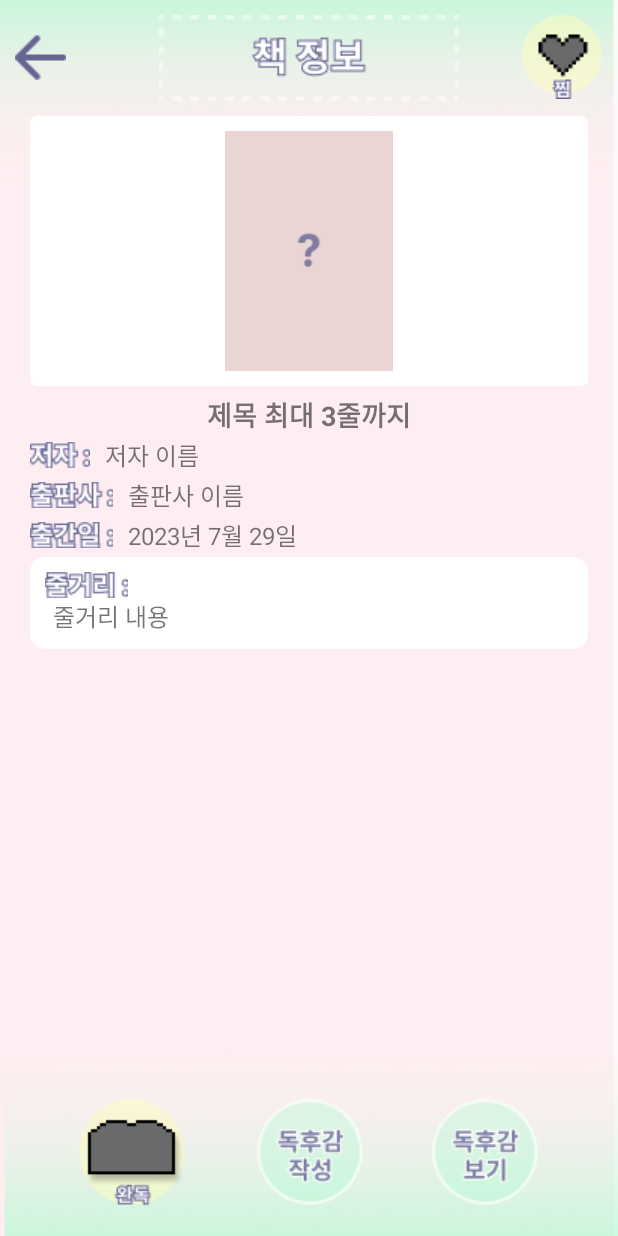
After one commit to HJ2828/GURU2_Android_Book, an Android app: the layout activity_book_info.xml on its own in the app's theme, with its tools: preview values and no code run, on a phone screen of 412 x 824 dp. The commit adds this screen. Run offline under Robolectric (Android 15) with nearby library versions, the phone set to English and light mode, and no system bars.

Commit message:
2023.07.29 책 정보 xml 및 책 정보 전달, 뒤로가기 구현 _ 서희재(HJ2828) - activity_book_info.xml & bookinfo_storybackground.xml 작성, BookSearchAdapter.kt 수정, BookInfoActivity.kt 작성

```diff
--- a/app/src/main/AndroidManifest.xml
+++ b/app/src/main/AndroidManifest.xml
@@ -15,6 +15,9 @@
         android:supportsRtl="true"
         android:theme="@style/Theme.GURU2_Book"
         tools:targetApi="31">
+        <activity
+            android:name=".BookInfoActivity"
+            android:exported="false" />
         <activity
             android:name=".SignupActivity"
             android:exported="false" />
--- /dev/null
+++ b/app/src/main/java/com/example/guru2_book/BookInfoActivity.kt
@@ -0,0 +1,92 @@
+package com.example.guru2_book
+
+import android.content.Context
+import android.content.Intent
+import androidx.appcompat.app.AppCompatActivity
+import android.os.Bundle
+import android.widget.ImageButton
+import android.widget.ImageView
+import android.widget.TextView
+import com.bumptech.glide.Glide
+
+class BookInfoActivity : AppCompatActivity() {
+
+    // 위젯 변수
+    lateinit var btnBackBook: ImageButton
+    lateinit var btnDibs: ImageButton
+    lateinit var imgBook: ImageView
+    lateinit var textTitle: TextView
+    lateinit var textAuthor: TextView
+    lateinit var textPublisher: TextView
+    lateinit var textPubDate: TextView
+    lateinit var textStory: TextView
+    lateinit var btnFinish: ImageButton
+    lateinit var btnWrite: ImageButton
+    lateinit var btnRead: ImageButton
+
+    // activity, context 변수
+    var activity : MainActivity? = null
+    lateinit var fContext : Context
+
+    override fun onCreate(savedInstanceState: Bundle?) {
+        super.onCreate(savedInstanceState)
+        setContentView(R.layout.activity_book_info)
+
+        // 위젯 연결
+        btnBackBook = findViewById(R.id.btnBackBook)
+        btnDibs = findViewById(R.id.btnDibs)
+        imgBook = findViewById(R.id.imgBook)
+        textTitle = findViewById(R.id.textTitle)
+        textAuthor = findViewById(R.id.textAuthor)
+        textPublisher = findViewById(R.id.textPublisher)
+        textPubDate = findViewById(R.id.textPubDate)
+        textStory = findViewById(R.id.textStory)
+        btnFinish = findViewById(R.id.btnFinish)
+        btnWrite = findViewById(R.id.btnWrite)
+        btnRead = findViewById(R.id.btnRead)
+
+        // 이전 액티비티에서 값 받아오기
+        val title = intent.getStringExtra("bookTitle")
+        val author = intent.getStringExtra("bookAuthor")
+        val publisher = intent.getStringExtra("bookPublisher")
+        val pubDate = intent.getStringExtra("bookPubDate")
+        val imgUrl = intent.getStringExtra("bookImgUrl")
+        val story = intent.getStringExtra("bookStory")
+
+        // 받아온 값을 위젯에 설정
+        Glide.with(this).load(imgUrl).into(imgBook)
+        textTitle.text = title
+        textAuthor.text = author
+        textPublisher.text = publisher
+        textPubDate.text = pubDate
+        textStory.text = story
+
+        btnBackBook.setOnClickListener { // 뒤로가기 버튼
+            finish()
+        }
+
+        btnDibs.setOnClickListener { // 찜 버튼
+
+        }
+
+        btnFinish.setOnClickListener { // 완독 버튼
+
+        }
+
+        btnWrite.setOnClickListener { // 독서록 쓰기 버튼
+
+        }
+
+        btnRead.setOnClickListener { // 독서록 읽기 버튼
+
+        }
+    }
+
+    fun formatDate(dateStr: String): String {
+        val year = dateStr.substring(0, 4)
+        val month = dateStr.substring(4, 6)
+        val day = dateStr.substring(6, 8)
+
+        return "${year}년 ${month}월 ${day}일"
+    }
+}
--- a/app/src/main/java/com/example/guru2_book/BookSearchAdapter.kt
+++ b/app/src/main/java/com/example/guru2_book/BookSearchAdapter.kt
@@ -1,10 +1,12 @@
 package com.example.guru2_book
 
+import android.content.Intent
 import android.view.LayoutInflater
 import android.view.View
 import android.view.ViewGroup
 import android.widget.ImageView
 import android.widget.TextView
+import androidx.core.content.ContextCompat
 import androidx.recyclerview.widget.RecyclerView
 import com.bumptech.glide.Glide
 
@@ -18,6 +20,17 @@ class BookSearchAdapter(private var bookList: List<NaverBookItem>) : RecyclerVie
     override fun onBindViewHolder(holder: BookViewHolder, position: Int) {
         val book = bookList[position]       // position번째 리스트 정보를 book 변수에 전달
         holder.bind(book)       // 리사이큘러뷰에 출력하기 위한 함수 호출
+
+        holder.itemView.setOnClickListener {    // 아이템 클릭 이벤트
+            val intent = Intent(holder.itemView.context, BookInfoActivity::class.java)
+            intent.putExtra("bookTitle", bookList[position].title)
+            intent.putExtra("bookAuthor", bookList[position].author)
+            intent.putExtra("bookPublisher", bookList[position].publisher)
+            intent.putExtra("bookPubDate", holder.formatDate(bookList[position].pubdate))
+            intent.putExtra("bookImgUrl", bookList[position].image)
+            intent.putExtra("bookStory", bookList[position].description)
+            ContextCompat.startActivity(holder.itemView.context, intent, null)
+        }
     }
 
     override fun getItemCount(): Int = bookList.size
--- a/app/src/main/java/com/example/guru2_book/HomeFragment.kt
+++ b/app/src/main/java/com/example/guru2_book/HomeFragment.kt
@@ -27,7 +27,7 @@ class HomeFragment : Fragment() {
     lateinit var textGoal: TextView     // 목표 텍스트뷰
     lateinit var imgCharacter: ImageView     // 캐릭터 이미지뷰
     lateinit var btnCharacter: ImageButton  // 캐릭터 도감 보기 버튼
-    lateinit var textRead: TextView     // 읽은 책 수 텍스트
+    lateinit var textRead: TextView     // 읽은 책 수 텍스트뷰
     lateinit var textDibs: TextView     // 찜한 책 수 텍스트뷰
 
     // 캐릭터 이미지 변수
--- /dev/null
+++ b/app/src/main/res/drawable/bookinfo_storybackground.xml
@@ -0,0 +1,9 @@
+<?xml version="1.0" encoding="utf-8"?>
+<!-- 사각 배경 -->
+<shape xmlns:android="http://schemas.android.com/apk/res/android"
+    android:shape="rectangle">
+    <!-- 배경 -->
+    <solid android:color="#FFFFFF" />
+    <!-- 모서리 -->
+    <corners android:radius="10dp"/>
+</shape>
--- /dev/null
+++ b/app/src/main/res/layout/activity_book_info.xml
@@ -0,0 +1,216 @@
+<?xml version="1.0" encoding="utf-8"?>
+<RelativeLayout xmlns:android="http://schemas.android.com/apk/res/android"
+    xmlns:app="http://schemas.android.com/apk/res-auto"
+    xmlns:tools="http://schemas.android.com/tools"
+    android:layout_width="match_parent"
+    android:layout_height="match_parent"
+    android:background="@drawable/background"
+    tools:context=".BookInfoActivity">
+
+    <LinearLayout
+        android:layout_width="match_parent"
+        android:layout_height="wrap_content"
+        android:orientation="vertical"
+        android:layout_marginBottom="100dp">
+
+        <FrameLayout
+            android:layout_width="match_parent"
+            android:layout_height="wrap_content"
+            android:layout_marginTop="10dp">
+
+            <ImageButton
+                android:id="@+id/btnBackBook"
+                android:layout_width="wrap_content"
+                android:layout_height="wrap_content"
+                android:background="#00000000"
+                android:src="@drawable/bookinfo_btnback"
+                android:layout_gravity="center_vertical"
+                android:layout_marginLeft="10dp"/>
+
+            <ImageView
+                android:layout_width="match_parent"
+                android:layout_height="wrap_content"
+                android:src="@drawable/bookinfo_title"
+                android:layout_gravity="center_horizontal"/>
+
+            <ImageButton
+                android:id="@+id/btnDibs"
+                android:layout_width="wrap_content"
+                android:layout_height="wrap_content"
+                android:background="#00000000"
+                android:src="@drawable/bookinfo_btnnotdibs"
+                android:layout_gravity="right"
+                android:layout_marginRight="10dp"/>
+
+        </FrameLayout>
+
+        <FrameLayout
+            android:layout_width="match_parent"
+            android:layout_height="180dp"
+            android:background="@drawable/bookinfo_bookbackground"
+            android:layout_marginTop="10dp"
+            android:layout_marginBottom="5dp"
+            android:layout_marginHorizontal="20dp">
+
+            <ImageView
+                android:id="@+id/imgBook"
+                android:layout_width="160dp"
+                android:layout_height="160dp"
+                android:src="@drawable/bookinfo_bookimg"
+                android:layout_gravity="center"/>
+        </FrameLayout>
+
+        <TextView
+            android:id="@+id/textTitle"
+            android:layout_width="match_parent"
+            android:layout_height="wrap_content"
+            android:layout_marginHorizontal="20dp"
+            android:text="제목 최대 3줄까지"
+            android:textSize="18sp"
+            android:textStyle="bold"
+            android:textAlignment="center"
+            android:maxLines="3"
+            android:ellipsize="end"/>
+
+        <LinearLayout
+            android:layout_width="match_parent"
+            android:layout_height="wrap_content"
+            android:orientation="horizontal"
+            android:gravity="center_vertical"
+            android:layout_marginVertical="1dp"
+            android:layout_marginHorizontal="20dp">
+
+            <ImageView
+                android:layout_width="wrap_content"
+                android:layout_height="wrap_content"
+                android:src="@drawable/bookinfo_author"
+                android:layout_marginRight="10dp"/>
+
+            <TextView
+                android:id="@+id/textAuthor"
+                android:layout_width="wrap_content"
+                android:layout_height="wrap_content"
+                android:singleLine="true"
+                android:text="저자 이름"
+                android:textSize="16sp"/>
+
+        </LinearLayout>
+
+        <LinearLayout
+            android:layout_width="match_parent"
+            android:layout_height="wrap_content"
+            android:orientation="horizontal"
+            android:gravity="center_vertical"
+            android:layout_marginVertical="1dp"
+            android:layout_marginHorizontal="20dp">
+
+            <ImageView
+                android:layout_width="wrap_content"
+                android:layout_height="wrap_content"
+                android:src="@drawable/bookinfo_publisher"
+                android:layout_marginRight="10dp"/>
+
+            <TextView
+                android:id="@+id/textPublisher"
+                android:layout_width="wrap_content"
+                android:layout_height="wrap_content"
+                android:singleLine="true"
+                android:text="출판사 이름"
+                android:textSize="16sp"/>
+
+        </LinearLayout>
+
+        <LinearLayout
+            android:layout_width="match_parent"
+            android:layout_height="wrap_content"
+            android:orientation="horizontal"
+            android:gravity="center_vertical"
+            android:layout_marginVertical="1dp"
+            android:layout_marginHorizontal="20dp">
+
+            <ImageView
+                android:layout_width="wrap_content"
+                android:layout_height="wrap_content"
+                android:src="@drawable/bookinfo_pubdate"
+                android:layout_marginRight="10dp"/>
+
+            <TextView
+                android:id="@+id/textPubDate"
+                android:layout_width="wrap_content"
+                android:layout_height="wrap_content"
+                android:singleLine="true"
+                android:text="2023년 7월 29일"
+                android:textSize="16sp"/>
+
+        </LinearLayout>
+
+        <LinearLayout
+            android:layout_width="match_parent"
+            android:layout_height="wrap_content"
+            android:background="@drawable/bookinfo_storybackground"
+            android:orientation="vertical"
+            android:layout_marginVertical="1dp"
+            android:layout_marginHorizontal="20dp"
+            android:padding="10dp">
+
+            <ImageView
+                android:layout_width="wrap_content"
+                android:layout_height="wrap_content"
+                android:src="@drawable/bookinfo_story"/>
+
+            <ScrollView
+                android:layout_width="match_parent"
+                android:layout_height="wrap_content">
+
+                <TextView
+                    android:id="@+id/textStory"
+                    android:layout_width="match_parent"
+                    android:layout_height="wrap_content"
+                    android:layout_marginHorizontal="5dp"
+                    android:text="줄거리 내용"
+                    android:textSize="16sp"/>
+
+            </ScrollView>
+
+        </LinearLayout>
+
+    </LinearLayout>
+
+
+
+    <LinearLayout
+        android:layout_width="match_parent"
+        android:layout_height="wrap_content"
+        android:orientation="horizontal"
+        android:layout_alignParentBottom="true"
+        android:layout_gravity="bottom"
+        android:layout_marginBottom="20dp"
+        android:layout_marginHorizontal="30dp">
+
+        <ImageButton
+            android:id="@+id/btnFinish"
+            android:layout_width="wrap_content"
+            android:layout_height="wrap_content"
+            android:layout_weight="1"
+            android:background="#00000000"
+            android:src="@drawable/bookinfo_btnnotfinish"/>
+
+        <ImageButton
+            android:id="@+id/btnWrite"
+            android:layout_width="wrap_content"
+            android:layout_height="wrap_content"
+            android:layout_weight="1"
+            android:background="#00000000"
+            android:src="@drawable/bookinfo_btnwrite"/>
+
+        <ImageButton
+            android:id="@+id/btnRead"
+            android:layout_width="wrap_content"
+            android:layout_height="wrap_content"
+            android:layout_weight="1"
+            android:background="#00000000"
+            android:src="@drawable/bookinfo_btnread"/>
+
+    </LinearLayout>
+
+</RelativeLayout>
```
Also changed, not shown: app/src/main/res/drawable/bookinfo_author.png (added), app/src/main/res/drawable/bookinfo_bookbackground.png (added), app/src/main/res/drawable/bookinfo_bookimg.png (added), app/src/main/res/drawable/bookinfo_btnback.png (added), app/src/main/res/drawable/bookinfo_btndibs.png (added), app/src/main/res/drawable/bookinfo_btnfinish.png (added), app/src/main/res/drawable/bookinfo_btnnotdibs.png (added), app/src/main/res/drawable/bookinfo_btnnotfinish.png (added), app/src/main/res/drawable/bookinfo_btnread.png (added), app/src/main/res/drawable/bookinfo_btnwrite.png (added), app/src/main/res/drawable/bookinfo_pubdate.png (added), app/src/main/res/drawable/bookinfo_publisher.png (added), app/src/main/res/drawable/bookinfo_story.png (added), app/src/main/res/drawable/bookinfo_title.png (added).
